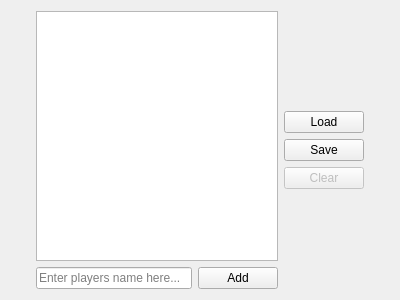
First picture: the form in client/frostbite2/ReservedSlotsWidget.ui, repository OpenRcon/OpenRcon, before the edit.
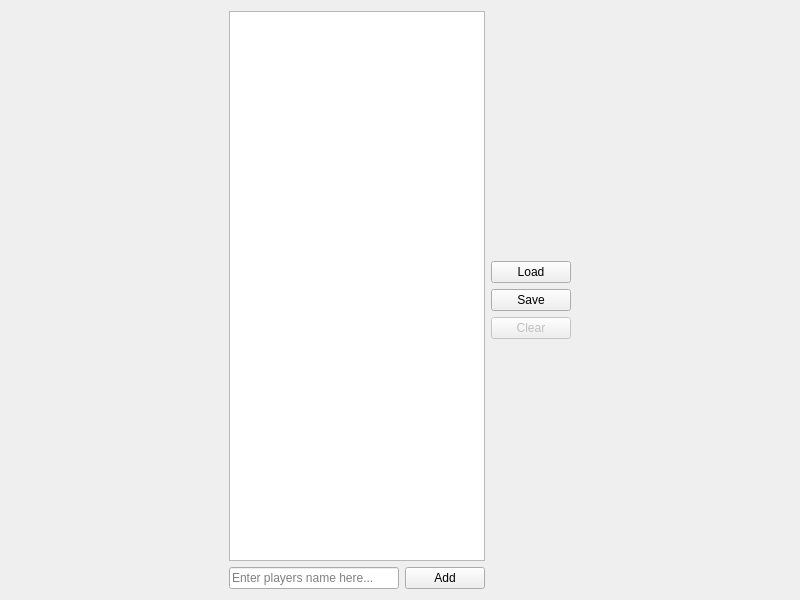
Second picture: the form after the edit. Icons and pictures are not drawn.

What changed in the file:
```diff
--- a/client/frostbite2/ReservedSlotsWidget.ui
+++ b/client/frostbite2/ReservedSlotsWidget.ui
@@ -6,8 +6,8 @@
    <rect>
     <x>0</x>
     <y>0</y>
-    <width>400</width>
-    <height>300</height>
+    <width>800</width>
+    <height>600</height>
    </rect>
   </property>
   <layout class="QGridLayout" name="gridLayout">
```
